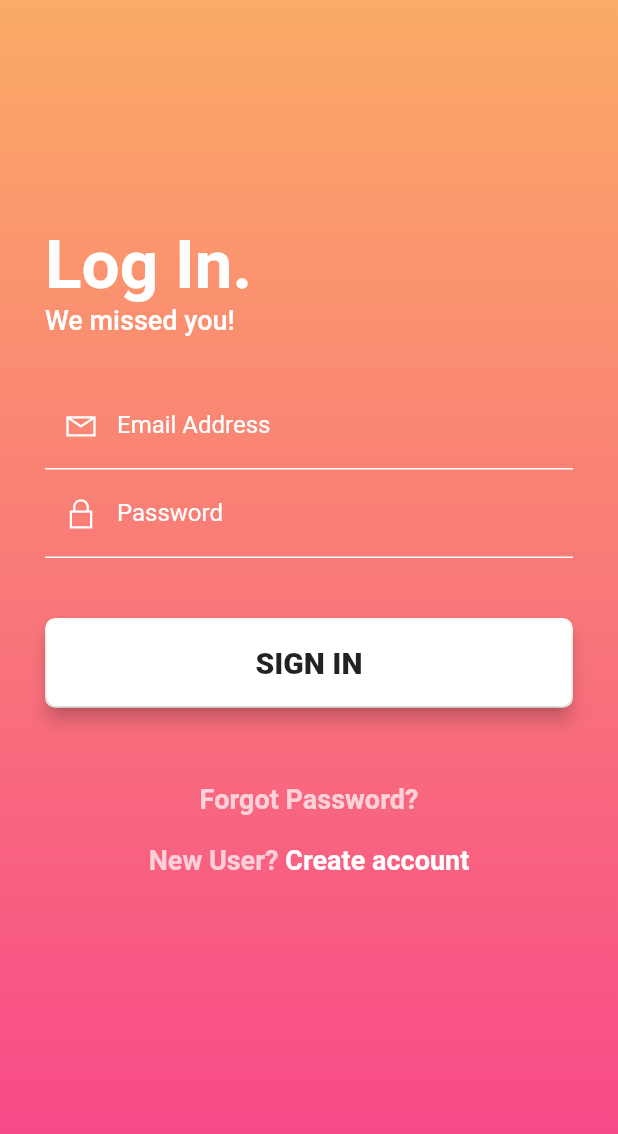
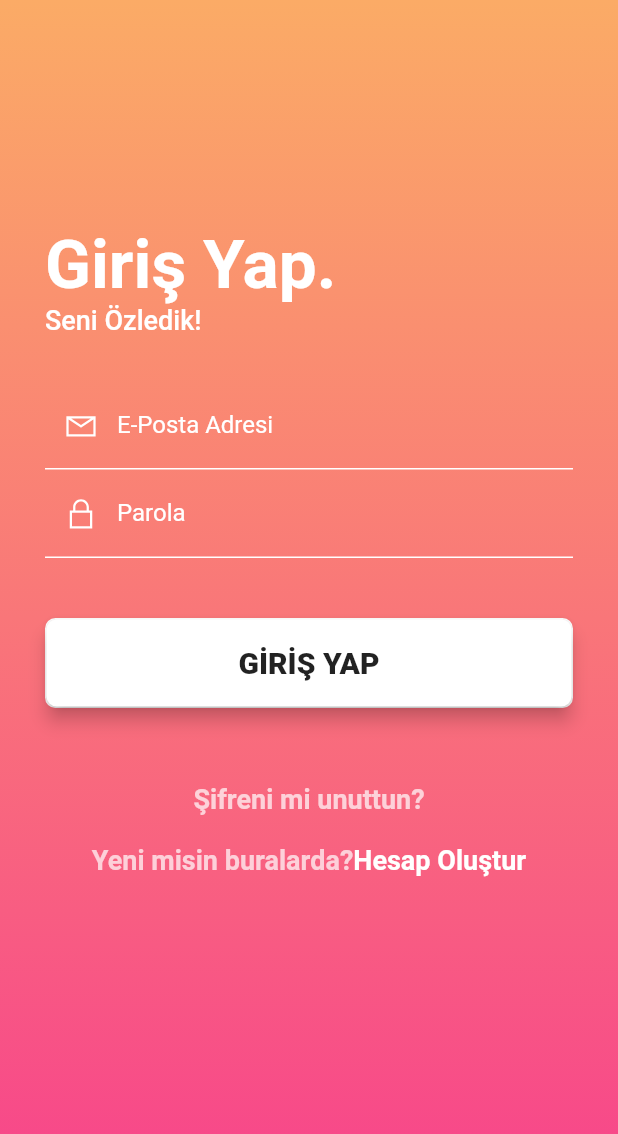
Before and after one commit to noelcinleri/willingly_mobile, a Flutter app: the LoginPage screen opened directly, on a phone screen of 412 x 824 dp. Shown: the top 1134 px of the screen. Run offline on Flutter 3.47's test engine with Material 2 defaults, Android fonts, the phone set to English and light mode, and no system bars; our stand-ins replace line_icons.

Commit message:
Translated and edited

```diff
--- a/lib/app/utils/utils.dart
+++ b/lib/app/utils/utils.dart
@@ -1,8 +1,8 @@
 import 'package:flutter/material.dart';
 
 class AppConfig {
-  static const appName = "Heart String";
-  static const appTagline = "Find your perfect match";
+  static const appName = "Willingly";
+  static const appTagline = "Hemen hesabını oluşturarak yardım etmeye başlayabilirsin.";
 }
 
 class AvailableFonts {
--- a/lib/app/views/chat_details.dart
+++ b/lib/app/views/chat_details.dart
@@ -76,7 +76,7 @@ class ChatDetailsPage extends StatelessWidget {
       child: TextField(
         decoration: InputDecoration(
           border: InputBorder.none,
-          hintText: 'Type a message...',
+          hintText: 'Bir mesaj yaz...',
           hintStyle: TextStyle(
             color: Colors.grey.withOpacity(0.6),
             fontWeight: FontWeight.w600,
--- a/lib/app/views/landing.dart
+++ b/lib/app/views/landing.dart
@@ -56,7 +56,7 @@ class LandingPage extends StatelessWidget {
         ),
         child: Center(
           child: Text(
-            'LOG IN',
+            'GİRİŞ YAP',
             style: TextStyle(
               fontWeight: FontWeight.w600,
               fontSize: 20.0,
@@ -83,7 +83,7 @@ class LandingPage extends StatelessWidget {
           borderRadius: new BorderRadius.circular(7.0),
         ),
         child: Text(
-          'SIGN UP',
+          'KAYIT OL',
           style: TextStyle(
             fontWeight: FontWeight.w600,
             fontSize: 20.0,
--- a/lib/app/views/login.dart
+++ b/lib/app/views/login.dart
@@ -22,7 +22,7 @@ class _LoginPageState extends State<LoginPage> {
       crossAxisAlignment: CrossAxisAlignment.start,
       children: <Widget>[
         Text(
-          "Log In.",
+          "Giriş Yap.",
           style: TextStyle(
             fontWeight: FontWeight.bold,
             color: Colors.white,
@@ -30,7 +30,7 @@ class _LoginPageState extends State<LoginPage> {
           ),
         ),
         Text(
-          "We missed you!",
+          "Seni Özledik!",
           style: TextStyle(
             color: Colors.white,
             fontSize: 18.0,
@@ -42,7 +42,7 @@ class _LoginPageState extends State<LoginPage> {
 
     final emailField = TextFormField(
       decoration: InputDecoration(
-        labelText: 'Email Address',
+        labelText: 'E-Posta Adresi',
         labelStyle: TextStyle(color: Colors.white),
         prefixIcon: Icon(
           LineIcons.envelope,
@@ -62,7 +62,7 @@ class _LoginPageState extends State<LoginPage> {
 
     final passwordField = TextFormField(
       decoration: InputDecoration(
-        labelText: 'Password',
+        labelText: 'Parola',
         labelStyle: TextStyle(color: Colors.white),
         prefixIcon: Icon(
           LineIcons.lock,
@@ -108,7 +108,7 @@ class _LoginPageState extends State<LoginPage> {
           borderRadius: new BorderRadius.circular(7.0),
         ),
         child: Text(
-          'SIGN IN',
+          'GİRİŞ YAP',
           style: TextStyle(
             fontWeight: FontWeight.w800,
             fontSize: 20.0,
@@ -123,7 +123,7 @@ class _LoginPageState extends State<LoginPage> {
         onTap: () => Navigator.pushNamed(context, resetPasswordViewRoute),
         child: Center(
           child: Text(
-            'Forgot Password?',
+            'Şifreni mi unuttun?',
             style: TextStyle(
               color: Colors.white70,
               fontSize: 18.0,
@@ -142,7 +142,7 @@ class _LoginPageState extends State<LoginPage> {
           mainAxisAlignment: MainAxisAlignment.center,
           children: <Widget>[
             Text(
-              'New User?',
+              'Yeni misin buralarda?',
               style: TextStyle(
                 color: Colors.white70,
                 fontSize: 18.0,
@@ -150,7 +150,7 @@ class _LoginPageState extends State<LoginPage> {
               ),
             ),
             Text(
-              ' Create account',
+              'Hesap Oluştur',
               style: TextStyle(
                 color: Colors.white,
                 fontSize: 18.0,
--- a/lib/app/views/register.dart
+++ b/lib/app/views/register.dart
@@ -38,7 +38,7 @@ class _RegisterPageState extends State<RegisterPage> {
 
     final pageTitle = Container(
       child: Text(
-        "Tell us about you.",
+        "Biraz bize kendini anlat.",
         style: TextStyle(
           fontWeight: FontWeight.bold,
           color: Colors.black,
@@ -57,13 +57,15 @@ class _RegisterPageState extends State<RegisterPage> {
         key: _formKey,
         child: Column(
           children: <Widget>[
-            _buildFormField('Name', LineIcons.user),
+            _buildFormField('Adın', LineIcons.user),
             formFieldSpacing,
-            _buildFormField('Email Address', LineIcons.envelope),
+            _buildFormField('Soyadın', LineIcons.user),
             formFieldSpacing,
-            _buildFormField('Phone Number', LineIcons.mobile_phone),
+            _buildFormField('E-Posta Adresi', LineIcons.envelope),
             formFieldSpacing,
-            _buildFormField('Password', LineIcons.lock),
+            _buildFormField('Telefon Numarası', LineIcons.mobile_phone),
+            formFieldSpacing,
+            _buildFormField('Parola', LineIcons.lock),
             formFieldSpacing,
           ],
         ),
@@ -79,19 +81,19 @@ class _RegisterPageState extends State<RegisterPage> {
             groupValue: _genderRadioBtnVal,
             onChanged: _handleGenderChange,
           ),
-          Text("Male"),
+          Text("Erkek"),
           Radio(
             value: 1,
             groupValue: _genderRadioBtnVal,
             onChanged: _handleGenderChange,
           ),
-          Text("Female"),
+          Text("Kadın"),
           Radio(
             value: 2,
             groupValue: _genderRadioBtnVal,
             onChanged: _handleGenderChange,
           ),
-          Text("Other"),
+          Text("Diğer"),
         ],
       ),
     );
@@ -114,7 +116,7 @@ class _RegisterPageState extends State<RegisterPage> {
           child: MaterialButton(
             onPressed: () => Navigator.of(context).pushNamed(homeViewRoute),
             child: Text(
-              'CREATE ACCOUNT',
+              'ARAMIZA KATIL',
               style: TextStyle(
                 fontWeight: FontWeight.w800,
                 fontSize: 20.0,
--- a/lib/app/views/reset_password.dart
+++ b/lib/app/views/reset_password.dart
@@ -31,7 +31,7 @@ class _ResetPasswordPageState extends State<ResetPasswordPage> {
 
     final pageTitle = Container(
       child: Text(
-        "Reset Password",
+        "Hemen Sana Yardım Edelim!",
         style: TextStyle(
           fontWeight: FontWeight.bold,
           color: Colors.white,
@@ -42,7 +42,7 @@ class _ResetPasswordPageState extends State<ResetPasswordPage> {
 
     final emailField = TextFormField(
       decoration: InputDecoration(
-        labelText: 'Email Address',
+        labelText: 'E-Posta Adresin',
         labelStyle: TextStyle(color: Colors.white),
         prefixIcon: Icon(
           LineIcons.envelope,
@@ -87,7 +87,7 @@ class _ResetPasswordPageState extends State<ResetPasswordPage> {
           borderRadius: new BorderRadius.circular(7.0),
         ),
         child: Text(
-          'RESET',
+          'ŞİFREMİ SIFIRLA',
           style: TextStyle(
             fontWeight: FontWeight.w800,
             fontSize: 20.0,
@@ -104,7 +104,7 @@ class _ResetPasswordPageState extends State<ResetPasswordPage> {
           mainAxisAlignment: MainAxisAlignment.center,
           children: <Widget>[
             Text(
-              'Or',
+              'veya',
               style: TextStyle(
                 color: Colors.white70,
                 fontSize: 18.0,
@@ -112,7 +112,7 @@ class _ResetPasswordPageState extends State<ResetPasswordPage> {
               ),
             ),
             Text(
-              ' Create new account',
+              ' Yeni Hesap Oluştur',
               style: TextStyle(
                 color: Colors.white,
                 fontSize: 18.0,
--- a/lib/app/views/tabs/chats.dart
+++ b/lib/app/views/tabs/chats.dart
@@ -13,7 +13,7 @@ class ChatsPage extends StatelessWidget {
     final pageTitle = Padding(
       padding: EdgeInsets.only(top: 1.0, bottom: 20.0),
       child: Text(
-        "Chats",
+        "Mesajlar",
         style: TextStyle(
           fontWeight: FontWeight.bold,
           color: Colors.black,
@@ -38,7 +38,7 @@ class ChatsPage extends StatelessWidget {
             color: Colors.grey,
           ),
           contentPadding: EdgeInsets.only(top: 15.0),
-          hintText: 'Search...',
+          hintText: 'Ara...',
           hintStyle: TextStyle(
             color: Colors.grey.withOpacity(0.6),
             fontWeight: FontWeight.w600,
@@ -48,7 +48,7 @@ class ChatsPage extends StatelessWidget {
     );
 
     final onlineUsersHeading = Text(
-      "ONLINE USERS",
+      "AKTİF KULLANICILAR",
       style: TextStyle(
         color: Colors.grey.withOpacity(0.6),
         fontWeight: FontWeight.w600,
--- a/lib/app/views/tabs/feeds.dart
+++ b/lib/app/views/tabs/feeds.dart
@@ -11,7 +11,7 @@ class FeedsPage extends StatelessWidget {
     final pageTitle = Padding(
       padding: EdgeInsets.only(top: 1.0, bottom: 30.0),
       child: Text(
-        "Feed",
+        "Haberler",
         style: TextStyle(
           fontWeight: FontWeight.bold,
           color: Colors.black,
--- a/lib/app/views/tabs/notifications.dart
+++ b/lib/app/views/tabs/notifications.dart
@@ -10,7 +10,7 @@ class NotificationsPage extends StatelessWidget {
     final pageTitle = Padding(
       padding: EdgeInsets.only(top: 1.0, bottom: 30.0),
       child: Text(
-        "Notifications",
+        "Bildirimler",
         style: TextStyle(
           fontWeight: FontWeight.bold,
           color: Colors.black,
@@ -26,12 +26,12 @@ class NotificationsPage extends StatelessWidget {
     final notificationHeader = Container(
       padding: EdgeInsets.only(top: 30.0, bottom: 10.0),
       child: Text(
-        "No New Notification",
+        "Yeni bir bildiriminiz yok!",
         style: TextStyle(fontWeight: FontWeight.w700, fontSize: 24.0),
       ),
     );
     final notificationText = Text(
-      "You currently do not have any unread notifications.",
+      "Şu an okunacak bir bildiriminiz yok.",
       style: TextStyle(
         fontWeight: FontWeight.w600,
         fontSize: 18.0,
--- a/lib/app/views/user_details.dart
+++ b/lib/app/views/user_details.dart
@@ -130,7 +130,7 @@ class UserDetailsPage extends StatelessWidget {
                 height: 5.0,
               ),
               Text(
-                "ABOUT ME",
+                "Hakkımda",
                 style: TextStyle(
                   color: Colors.black,
                   fontSize: 18.0,
@@ -175,7 +175,7 @@ class UserDetailsPage extends StatelessWidget {
                 height: 5.0,
               ),
               Text(
-                "HOBBIES",
+                "Yeteneklerim",
                 style: TextStyle(
                   color: Colors.black,
                   fontSize: 18.0,
--- a/lib/main.dart
+++ b/lib/main.dart
@@ -1,5 +1,4 @@
 import 'package:flutter/material.dart';
-import 'package:willingly/HomePage.dart';
 import 'package:willingly/app/app.dart';
 
 void main() => runApp(MyApp());
```
Also changed, not shown: lib/HomePage.dart (deleted, +0 -45 lines), lib/app/views/tabs/profile.dart (+12 -12 lines).
